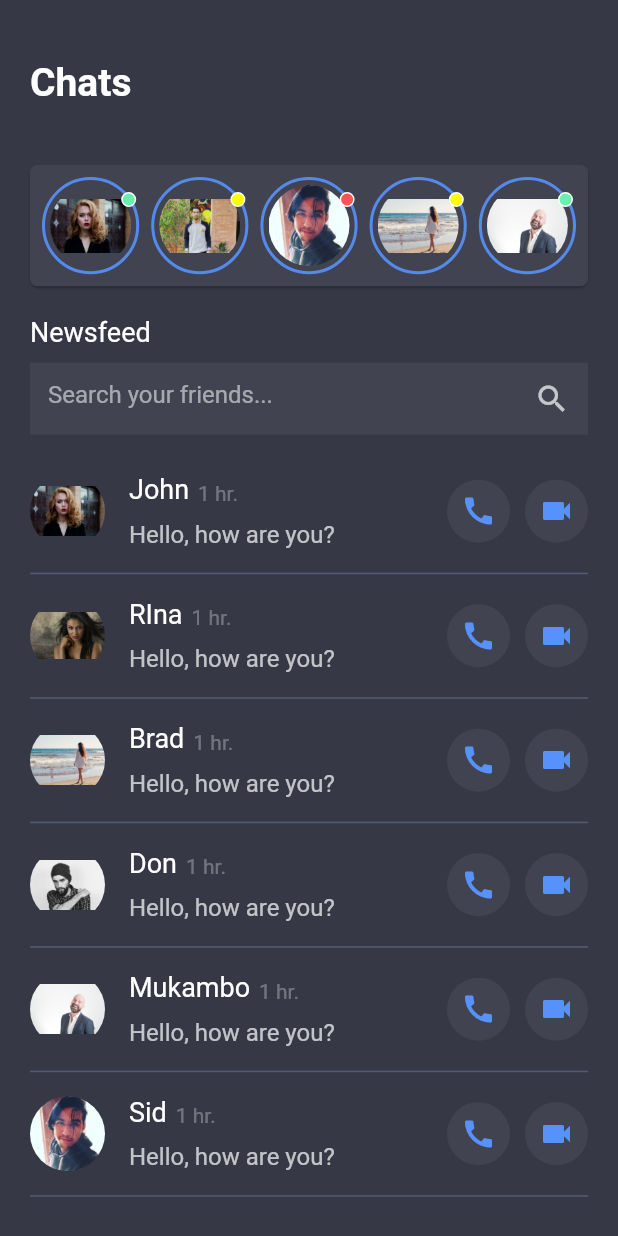
After one commit to OneDev0411/flutter-ui-challenging, a Flutter app: the ChatUi screen opened directly, on a phone screen of 412 x 824 dp. The commit adds this screen. Run offline on Flutter 3.47's test engine with Material 2 defaults, Android fonts, the phone set to English and light mode, and no system bars; our stand-ins replace flare_flutter, flutter_custom_clippers, flutter_swiper, font_awesome_flutter, share, shared_preferences and 2 more; missing offline and left inert: animated_floatactionbuttons, bottomreveal, intro_views_flutter; accounts and stored records are empty.

Commit message:
chatui added

```diff
--- /dev/null
+++ b/lib/src/pages/misc/chatui.dart
@@ -0,0 +1,293 @@
+import 'package:flutter/material.dart';
+
+class ChatUi extends StatelessWidget {
+  static final String path = "lib/src/pages/misc/chatui.dart";
+
+  @override
+  Widget build(BuildContext context) {
+    createTile(Friend friend) => Container(
+          decoration: const BoxDecoration(
+            border: Border(
+              bottom: BorderSide(color: Color(0xFF565973), width: 1.0),
+            ),
+          ),
+          child: Padding(
+            padding: const EdgeInsets.symmetric(vertical: 10.0),
+            child: Row(
+              children: <Widget>[
+                Padding(
+                  padding: const EdgeInsets.fromLTRB(0.0, 6.0, 16.0, 6.0),
+                  child: Container(
+                    width: 50.0,
+                    height: 50.0,
+                    decoration: BoxDecoration(
+                      color: Colors.transparent,
+                      image: DecorationImage(
+                        image: AssetImage(friend.image),
+                      ),
+                      borderRadius: BorderRadius.circular(50.0),
+                    ),
+                  ),
+                ),
+                Expanded(
+                  child: Column(
+                    crossAxisAlignment: CrossAxisAlignment.start,
+                    children: <Widget>[
+                      Row(
+                        crossAxisAlignment: CrossAxisAlignment.end,
+                        children: <Widget>[
+                          Text(
+                            friend.name,
+                            style: TextStyle(
+                              color: Colors.white,
+                              fontSize: 18.0,
+                            ),
+                          ),
+                          SizedBox(width: 6.0),
+                          Text(
+                            friend.msgTime,
+                            style: TextStyle(
+                              color: Colors.white30,
+                            ),
+                          ),
+                        ],
+                      ),
+                      SizedBox(height: 10.0),
+                      Text(
+                        friend.message,
+                        style: TextStyle(
+                          color: Colors.white70,
+                          fontSize: 16.0,
+                        ),
+                      ),
+                    ],
+                  ),
+                ),
+                Row(
+                  children: <Widget>[
+                    Container(
+                      width: 42.0,
+                      height: 42.0,
+                      decoration: BoxDecoration(
+                        color: Color(0xFF414350),
+                        borderRadius: BorderRadius.circular(50.0),
+                      ),
+                      child: IconButton(
+                        color: Color(0xFF5791FB),
+                        icon: Icon(Icons.call),
+                        onPressed: () {},
+                      ),
+                    ),
+                    SizedBox(width: 10.0),
+                    Container(
+                      width: 42.0,
+                      height: 42.0,
+                      decoration: BoxDecoration(
+                        color: Color(0xFF414350),
+                        borderRadius: BorderRadius.circular(50.0),
+                      ),
+                      child: IconButton(
+                        color: Color(0xFF5791FB),
+                        icon: Icon(Icons.videocam),
+                        onPressed: () {},
+                      ),
+                    ),
+                  ],
+                ),
+              ],
+            ),
+          ),
+        );
+
+    final liste = SingleChildScrollView(
+      scrollDirection: Axis.vertical,
+      physics: const BouncingScrollPhysics(),
+      child: Padding(
+        padding: const EdgeInsets.only(left: 20.0, right: 20.0),
+        child: Column(
+          crossAxisAlignment: CrossAxisAlignment.start,
+          children: friends.map((book) => createTile(book)).toList(),
+        ),
+      ),
+    );
+
+    return Scaffold(
+      backgroundColor: Color(0xFF363846),
+      body: Column(
+        crossAxisAlignment: CrossAxisAlignment.start,
+        children: <Widget>[
+          Padding(
+            padding: EdgeInsets.fromLTRB(20.0, 40.0, 20.0, 20.0),
+            child: Text(
+              'Chats',
+              style: TextStyle(
+                color: Colors.white,
+                fontSize: 26.0,
+                fontWeight: FontWeight.bold,
+              ),
+            ),
+          ),
+          Padding(
+            padding: const EdgeInsets.all(20.0),
+            child: Container(
+              decoration: BoxDecoration(
+                color: Color(0xFF414350),
+                borderRadius: BorderRadius.circular(5.0),
+                boxShadow: [
+                  BoxShadow(
+                    color: Colors.black54,
+                    offset: Offset(0.0, 1.5),
+                    blurRadius: 1.0,
+                    spreadRadius: -1.0,
+                  ),
+                ],
+              ),
+              child: SingleChildScrollView(
+                scrollDirection: Axis.horizontal,
+                physics: const BouncingScrollPhysics(),
+                child: Padding(
+                  padding: const EdgeInsets.all(8.0),
+                  child: Row(
+                    children: <Widget>[
+                      OnlinePersonAction(
+                        personImagePath: 'assets/img/1.jpg',
+                        actColor: Colors.greenAccent,
+                      ),
+                      OnlinePersonAction(
+                        personImagePath: 'assets/img/backdrop.png',
+                        actColor: Colors.yellowAccent,
+                      ),
+                      OnlinePersonAction(
+                        personImagePath: 'assets/img/avatar.png',
+                        actColor: Colors.redAccent,
+                      ),
+                      OnlinePersonAction(
+                        personImagePath: 'assets/img/5.jpg',
+                        actColor: Colors.yellowAccent,
+                      ),
+                      OnlinePersonAction(
+                        personImagePath: 'assets/img/6.jpg',
+                        actColor: Colors.greenAccent,
+                      ),
+                      OnlinePersonAction(
+                        personImagePath: 'assets/img/7.jpg',
+                        actColor: Colors.greenAccent,
+                      ),
+                      OnlinePersonAction(
+                        personImagePath: 'assets/img/1.jpg',
+                        actColor: Colors.greenAccent,
+                      ),
+                    ],
+                  ),
+                ),
+              ),
+            ),
+          ),
+          Padding(
+            padding: const EdgeInsets.fromLTRB(20.0, 0.0, 20.0, 0.0),
+            child: Text(
+              'Newsfeed',
+              style: TextStyle(
+                color: Colors.white,
+                fontSize: 18.0,
+              ),
+            ),
+          ),
+          Padding(
+            padding: const EdgeInsets.fromLTRB(20.0, 10.0, 20.0, 10.0),
+            child: TextField(
+              decoration: InputDecoration(
+                  hintText: 'Search your friends...',
+                  hintStyle: TextStyle(
+                    color: Colors.white54,
+                  ),
+                  filled: true,
+                  fillColor: Color(0xFF414350),
+                  suffixIcon: Icon(
+                    Icons.search,
+                    color: Colors.white70,
+                  ),
+                  border: InputBorder.none),
+            ),
+          ),
+          Flexible(
+            child: liste,
+          ),
+        ],
+      ),
+    );
+  }
+}
+
+class OnlinePersonAction extends StatelessWidget {
+  final String personImagePath;
+  final Color actColor;
+  const OnlinePersonAction({
+    Key key,
+    this.personImagePath,
+    this.actColor,
+  }) : super(key: key);
+
+  @override
+  Widget build(BuildContext context) {
+    return Stack(
+      overflow: Overflow.visible,
+      children: <Widget>[
+        Padding(
+          padding: const EdgeInsets.only(right: 8.0),
+          child: Container(
+            padding: const EdgeInsets.all(3.4),
+            decoration: BoxDecoration(
+              borderRadius: BorderRadius.circular(50.0),
+              border: Border.all(
+                width: 2.0,
+                color: const Color(0xFF558AED),
+              ),
+            ),
+            child: Container(
+              width: 54.0,
+              height: 54.0,
+              decoration: BoxDecoration(
+                borderRadius: BorderRadius.circular(50.0),
+                image: DecorationImage(
+                  image: AssetImage(personImagePath),
+                ),
+              ),
+            ),
+          ),
+        ),
+        Positioned(
+          top: 10.0,
+          right: 10.0,
+          child: Container(
+            width: 10.0,
+            height: 10.0,
+            decoration: BoxDecoration(
+              color: actColor,
+              borderRadius: BorderRadius.circular(5.0),
+              border: Border.all(
+                width: 1.0,
+                color: const Color(0xFFFFFFFF),
+              ),
+            ),
+          ),
+        ),
+      ],
+    );
+  }
+}
+
+class Friend {
+  String name, image, message, msgTime;
+
+  Friend(this.name, this.image, this.message, this.msgTime);
+}
+
+final List<Friend> friends = [
+  Friend('John', 'assets/img/1.jpg', 'Hello, how are you?', '1 hr.'),
+  Friend('RIna', 'assets/img/4.jpg', 'Hello, how are you?', '1 hr.'),
+  Friend('Brad', 'assets/img/5.jpg', 'Hello, how are you?', '1 hr.'),
+  Friend('Don', 'assets/img/7.jpg', 'Hello, how are you?', '1 hr.'),
+  Friend('Mukambo', 'assets/img/6.jpg', 'Hello, how are you?', '1 hr.'),
+  Friend('Sid', 'assets/img/avatar.png', 'Hello, how are you?', '1 hr.'),
+];
--- a/lib/src/widgets/main_menu.dart
+++ b/lib/src/widgets/main_menu.dart
@@ -18,9 +18,11 @@ import 'package:flutter_ui_challenges/src/pages/login/login7.dart';
 import 'package:flutter_ui_challenges/src/pages/login/login6.dart';
 import 'package:flutter_ui_challenges/src/pages/login/signup2.dart';
 import 'package:flutter_ui_challenges/src/pages/ecommerce/ecommerce5.dart';
+import 'package:flutter_ui_challenges/src/pages/misc/chatui.dart';
 import 'package:flutter_ui_challenges/src/pages/misc/navybar.dart';
 import 'package:flutter_ui_challenges/src/pages/onboarding/intro5.dart';
-import 'package:flutter_ui_challenges/src/pages/onboarding/intro5.dart' as prefix0;
+import 'package:flutter_ui_challenges/src/pages/onboarding/intro5.dart'
+    as prefix0;
 import 'package:flutter_ui_challenges/src/pages/onboarding/landing1.dart';
 import 'package:flutter_ui_challenges/src/pages/navigation/drawer1.dart';
 import 'package:flutter_ui_challenges/src/pages/navigation/drawer2.dart';
@@ -212,7 +214,7 @@ class _MainMenuState extends State<MainMenu> {
           path: SmartWalletOnboardingPage.path),
       SubMenuItem("Onboarding 2", IntroTwoPage(), path: IntroTwoPage.path),
       SubMenuItem("Onboarding 3", IntroThreePage(), path: IntroThreePage.path),
-      SubMenuItem("Onboarding 5", Intro5(),path: prefix0.Intro5.path),
+      SubMenuItem("Onboarding 5", Intro5(), path: prefix0.Intro5.path),
     ]),
     MenuItem(title: "Miscllaneous", items: [
       SubMenuItem("Form Elements", FormElementPage(),
@@ -224,6 +226,7 @@ class _MainMenuState extends State<MainMenu> {
       SubMenuItem("Sliver App Bar", SliverAppbarPage(),
           path: SliverAppbarPage.path),
       SubMenuItem("Loaders", LoadersPage(), path: LoadersPage.path),
+      SubMenuItem("ChatUi", ChatUi(), path: ChatUi.path),
     ]),
     SubMenuItem("Grocery UI Kit", GroceryHomePage(), path: GroceryHomePage.path)
   ];
```
Also changed, not shown: 6 other files.
